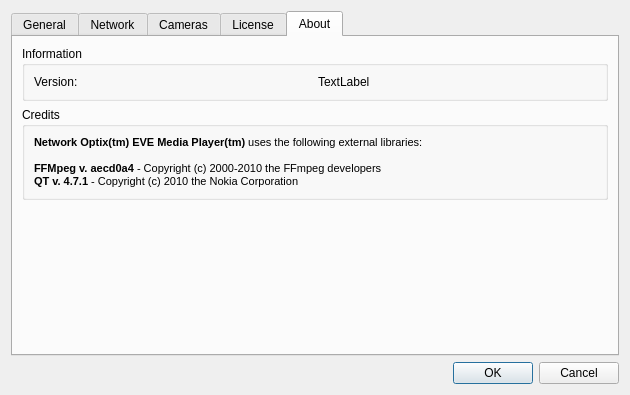
First picture: the form in src/preferences.ui, repository networkoptix/nx_open, before the edit.
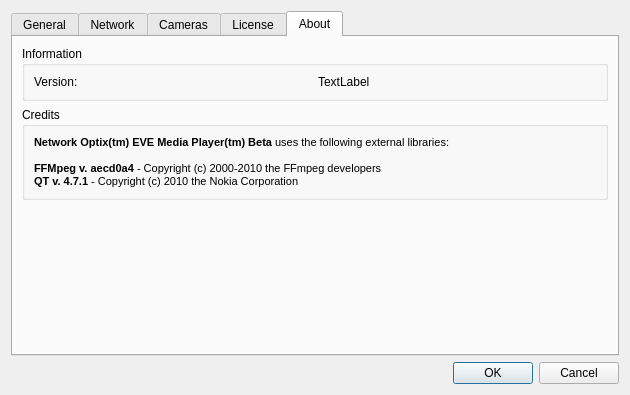
Second picture: the form after the edit. The open tabs and pages were chosen to show the change.

Commit message:
Beta in about
<==== Mercurial data ====>
Branch: master

```diff
--- a/src/preferences.ui
+++ b/src/preferences.ui
@@ -391,7 +391,7 @@
 &lt;html&gt;&lt;head&gt;&lt;meta name=&quot;qrichtext&quot; content=&quot;1&quot; /&gt;&lt;style type=&quot;text/css&quot;&gt;
 p, li { white-space: pre-wrap; }
 &lt;/style&gt;&lt;/head&gt;&lt;body style=&quot; font-family:'MS Shell Dlg 2'; font-size:8.25pt; font-weight:400; font-style:normal;&quot;&gt;
-&lt;p style=&quot; margin-top:0px; margin-bottom:0px; margin-left:0px; margin-right:0px; -qt-block-indent:0; text-indent:0px;&quot;&gt;&lt;span style=&quot; font-size:8pt; font-weight:600;&quot;&gt;Network Optix(tm) EVE Media Player(tm)&lt;/span&gt;&lt;span style=&quot; font-size:8pt;&quot;&gt; uses the following external libraries:&lt;/span&gt;&lt;/p&gt;
+&lt;p style=&quot; margin-top:0px; margin-bottom:0px; margin-left:0px; margin-right:0px; -qt-block-indent:0; text-indent:0px;&quot;&gt;&lt;span style=&quot; font-size:8pt; font-weight:600;&quot;&gt;Network Optix(tm) EVE Media Player(tm) Beta&lt;/span&gt;&lt;span style=&quot; font-size:8pt;&quot;&gt; uses the following external libraries:&lt;/span&gt;&lt;/p&gt;
 &lt;p style=&quot;-qt-paragraph-type:empty; margin-top:0px; margin-bottom:0px; margin-left:0px; margin-right:0px; -qt-block-indent:0; text-indent:0px; font-size:8pt;&quot;&gt;&lt;/p&gt;
 &lt;p style=&quot; margin-top:0px; margin-bottom:0px; margin-left:0px; margin-right:0px; -qt-block-indent:0; text-indent:0px;&quot;&gt;&lt;span style=&quot; font-size:8pt; font-weight:600;&quot;&gt;FFMpeg&lt;/span&gt;&lt;span style=&quot; font-size:8pt;&quot;&gt; &lt;/span&gt;&lt;span style=&quot; font-size:8pt; font-weight:600;&quot;&gt;v. aecd0a4&lt;/span&gt;&lt;span style=&quot; font-size:8pt;&quot;&gt; - Copyright (c) 2000-2010 the FFmpeg developers&lt;/span&gt;&lt;/p&gt;
 &lt;p style=&quot; margin-top:0px; margin-bottom:0px; margin-left:0px; margin-right:0px; -qt-block-indent:0; text-indent:0px;&quot;&gt;&lt;span style=&quot; font-size:8pt; font-weight:600;&quot;&gt;QT v. 4.7.1&lt;/span&gt;&lt;span style=&quot; font-size:8pt;&quot;&gt; - Copyright (c) 2010 the Nokia Corporation&lt;/span&gt;&lt;/p&gt;&lt;/body&gt;&lt;/html&gt;</string>
```
